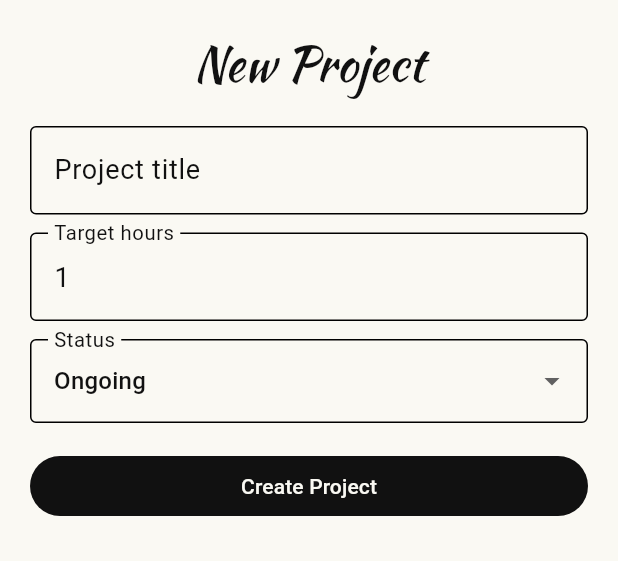
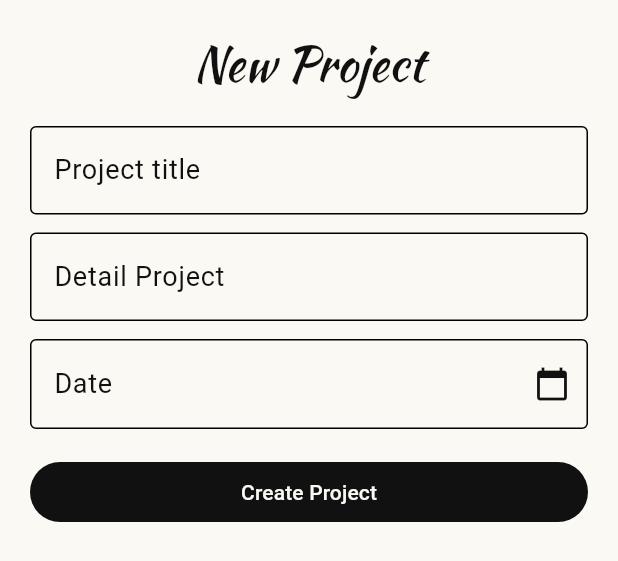
Before and after one commit to NguyenMinhPNT/Zen-Satori, a Flutter app: the _ProjectFormSheet widget shown alone on an empty page, opened directly, after a tap on "Create Project", on a phone screen of 412 x 824 dp. Shown: the top 561 px of the screen. Run offline on Flutter 3.47's test engine with Material 3 defaults, Android fonts, the phone set to English and light mode, and no system bars; our stand-ins replace drift, equatable, flutter_bloc, go_router, shared_preferences; accounts and stored records are empty; generated files the repository leaves out were written again.

Commit message:
update project screen

```diff
--- a/lib/features/home/presentation/home_screen.dart
+++ b/lib/features/home/presentation/home_screen.dart
@@ -85,6 +85,7 @@ class _ProjectSelector extends StatelessWidget {
 
   @override
   Widget build(BuildContext context) {
+    final ongoingProjects = state.ongoingProjects;
     return DecoratedBox(
       decoration: BoxDecoration(
         color: AppTheme.paper.withValues(alpha: 0.82),
@@ -93,7 +94,7 @@ class _ProjectSelector extends StatelessWidget {
       ),
       child: Padding(
         padding: const EdgeInsets.symmetric(horizontal: 12),
-        child: state.projects.isEmpty
+        child: ongoingProjects.isEmpty
             ? const SizedBox(
                 height: 54,
                 child: Align(
@@ -107,7 +108,7 @@ class _ProjectSelector extends StatelessWidget {
                   isExpanded: true,
                   icon: const Icon(Icons.arrow_drop_down),
                   items: [
-                    for (final project in state.projects)
+                    for (final project in ongoingProjects)
                       DropdownMenuItem(
                         value: project.id,
                         child: Text('Current Project: ${project.title}'),
--- a/lib/features/projects/domain/project_status.dart
+++ b/lib/features/projects/domain/project_status.dart
@@ -10,7 +10,9 @@ enum ProjectStatus {
 
   static ProjectStatus fromLabel(String value) {
     return ProjectStatus.values.firstWhere(
-      (status) => status.label == value,
+      (status) =>
+          status.label.toLowerCase() == value.toLowerCase() ||
+          status.name.toLowerCase() == value.toLowerCase(),
       orElse: () => ProjectStatus.ongoing,
     );
   }
--- a/lib/features/projects/presentation/project_cubit.dart
+++ b/lib/features/projects/presentation/project_cubit.dart
@@ -20,13 +20,19 @@ class ProjectState extends Equatable {
   final String query;
   final bool isLoading;
 
+  List<Project> get ongoingProjects {
+    return projects.where((project) {
+      return ProjectStatus.fromLabel(project.status) == ProjectStatus.ongoing;
+    }).toList();
+  }
+
   Project? get selectedProject {
-    for (final project in projects) {
+    for (final project in ongoingProjects) {
       if (project.id == selectedProjectId) {
         return project;
       }
     }
-    return projects.isEmpty ? null : projects.first;
+    return ongoingProjects.isEmpty ? null : ongoingProjects.first;
   }
 
   List<Project> get filteredProjects {
@@ -69,20 +75,34 @@ class ProjectCubit extends Cubit<ProjectState> {
   late final StreamSubscription<List<Project>> _subscription;
 
   void _onProjectsChanged(List<Project> projects) {
-    final selectedExists = projects.any((project) {
+    final ongoingProjects = projects.where((project) {
+      return ProjectStatus.fromLabel(project.status) == ProjectStatus.ongoing;
+    }).toList();
+    final selectedExists = ongoingProjects.any((project) {
       return project.id == state.selectedProjectId;
     });
+    final selectedProjectId = selectedExists
+        ? state.selectedProjectId
+        : ongoingProjects.isEmpty
+        ? null
+        : ongoingProjects.first.id;
     emit(
       state.copyWith(
         projects: projects,
-        selectedProjectId: selectedExists ? state.selectedProjectId : null,
-        clearSelectedProject: !selectedExists,
+        selectedProjectId: selectedProjectId,
+        clearSelectedProject: selectedProjectId == null,
         isLoading: false,
       ),
     );
   }
 
   void selectProject(int projectId) {
+    final isOngoingProject = state.ongoingProjects.any((project) {
+      return project.id == projectId;
+    });
+    if (!isOngoingProject) {
+      return;
+    }
     emit(state.copyWith(selectedProjectId: projectId));
   }
 
@@ -92,13 +112,15 @@ class ProjectCubit extends Cubit<ProjectState> {
 
   Future<void> createProject({
     required String title,
-    required int targetHours,
-    ProjectStatus status = ProjectStatus.ongoing,
+    String? detail,
+    DateTime? startDate,
+    DateTime? deadline,
   }) async {
     final id = await _repository.createProject(
       title: title,
-      targetMinutes: targetHours * 60,
-      status: status,
+      detail: detail,
+      startDate: startDate,
+      deadline: deadline,
     );
     emit(state.copyWith(selectedProjectId: id));
   }
@@ -106,14 +128,18 @@ class ProjectCubit extends Cubit<ProjectState> {
   Future<void> updateProject({
     required int id,
     required String title,
-    required int targetHours,
     required ProjectStatus status,
+    String? detail,
+    DateTime? startDate,
+    DateTime? deadline,
   }) {
     return _repository.updateProject(
       id: id,
       title: title,
-      targetMinutes: targetHours * 60,
       status: status,
+      detail: detail,
+      startDate: startDate,
+      deadline: deadline,
     );
   }
 
--- a/lib/features/projects/presentation/widgets/project_form_sheet.dart
+++ b/lib/features/projects/presentation/widgets/project_form_sheet.dart
@@ -31,7 +31,10 @@ class _ProjectFormSheet extends StatefulWidget {
 
 class _ProjectFormSheetState extends State<_ProjectFormSheet> {
   late final TextEditingController _titleController;
-  late final TextEditingController _hoursController;
+  late final TextEditingController _detailController;
+  late final TextEditingController _dateController;
+  DateTime? _startDate;
+  DateTime? _deadline;
   late ProjectStatus _status;
 
   bool get _isEditing => widget.project != null;
@@ -41,39 +44,82 @@ class _ProjectFormSheetState extends State<_ProjectFormSheet> {
     super.initState();
     final p = widget.project;
     _titleController = TextEditingController(text: p?.title ?? '');
-    _hoursController = TextEditingController(
-      text: p != null ? (p.targetMinutes ~/ 60).toString() : '1',
-    );
+    _detailController = TextEditingController(text: p?.detail ?? '');
+    _startDate = p?.startDate;
+    _deadline = p?.deadline;
     _status = p != null
         ? ProjectStatus.fromLabel(p.status)
         : ProjectStatus.ongoing;
+    _dateController = TextEditingController(
+      text: _formatDateRange(_startDate, _deadline),
+    );
   }
 
   @override
   void dispose() {
     _titleController.dispose();
-    _hoursController.dispose();
+    _detailController.dispose();
+    _dateController.dispose();
     super.dispose();
+  }
+
+  String _formatDate(DateTime date) {
+    final d = date.day.toString().padLeft(2, '0');
+    final m = date.month.toString().padLeft(2, '0');
+    return '$d/$m/${date.year}';
+  }
+
+  String _formatDateRange(DateTime? start, DateTime? end) {
+    if (start != null && end != null) {
+      return '${_formatDate(start)} → ${_formatDate(end)}';
+    }
+    if (start != null) return _formatDate(start);
+    if (end != null) return _formatDate(end);
+    return '';
+  }
+
+  Future<void> _pickDateRange() async {
+    final range = await showDateRangePicker(
+      context: context,
+      firstDate: DateTime(2020),
+      lastDate: DateTime(2030),
+      initialDateRange: _startDate != null && _deadline != null
+          ? DateTimeRange(start: _startDate!, end: _deadline!)
+          : null,
+    );
+    if (range != null) {
+      setState(() {
+        _startDate = range.start;
+        _deadline = range.end;
+        _dateController.text = _formatDateRange(_startDate, _deadline);
+      });
+    }
   }
 
   Future<void> _submit() async {
     final title = _titleController.text.trim();
-    final hours = int.tryParse(_hoursController.text.trim()) ?? 0;
-    if (title.isEmpty || hours <= 0) return;
+    if (title.isEmpty) return;
+
+    final detail = _detailController.text.trim().isEmpty
+        ? null
+        : _detailController.text.trim();
 
     final cubit = context.read<ProjectCubit>();
     if (_isEditing) {
       await cubit.updateProject(
         id: widget.project!.id,
         title: title,
-        targetHours: hours,
         status: _status,
+        detail: detail,
+        startDate: _startDate,
+        deadline: _deadline,
       );
     } else {
       await cubit.createProject(
         title: title,
-        targetHours: hours,
-        status: _status,
+        detail: detail,
+        startDate: _startDate,
+        deadline: _deadline,
       );
     }
     if (mounted) Navigator.of(context).pop();
@@ -135,13 +181,16 @@ class _ProjectFormSheetState extends State<_ProjectFormSheet> {
           ),
           const SizedBox(height: 12),
           TextField(
-            controller: _hoursController,
-            keyboardType: TextInputType.number,
+            controller: _detailController,
+            textInputAction: TextInputAction.newline,
+            maxLines: 3,
+            minLines: 1,
             decoration: const InputDecoration(
-              labelText: 'Target hours',
+              labelText: 'Detail Project',
               border: OutlineInputBorder(),
             ),
           ),
+          if (_isEditing) ...[
             const SizedBox(height: 12),
             DropdownButtonFormField<ProjectStatus>(
               initialValue: _status,
@@ -149,13 +198,40 @@ class _ProjectFormSheetState extends State<_ProjectFormSheet> {
                 labelText: 'Status',
                 border: OutlineInputBorder(),
               ),
-            items: [
-              for (final status in ProjectStatus.values)
-                DropdownMenuItem(value: status, child: Text(status.label)),
+              items: ProjectStatus.values.map((status) {
+                return DropdownMenuItem<ProjectStatus>(
+                  value: status,
+                  child: Text(status.label),
+                );
+              }).toList(),
+              onChanged: (value) {
+                if (value == null) return;
+                setState(() {
+                  _status = value;
+                });
+              },
+            ),
           ],
-            onChanged: (value) {
-              if (value != null) setState(() => _status = value);
-            },
+          const SizedBox(height: 12),
+          TextField(
+            controller: _dateController,
+            readOnly: true,
+            onTap: _pickDateRange,
+            decoration: InputDecoration(
+              labelText: 'Date',
+              border: const OutlineInputBorder(),
+              hintText: 'Start date → Deadline',
+              suffixIcon: _startDate != null || _deadline != null
+                  ? IconButton(
+                      icon: const Icon(Icons.clear),
+                      onPressed: () => setState(() {
+                        _startDate = null;
+                        _deadline = null;
+                        _dateController.clear();
+                      }),
+                    )
+                  : const Icon(Icons.calendar_today),
+            ),
           ),
           const SizedBox(height: 18),
           FilledButton(
```
Also changed, not shown: lib/core/database/app_database.dart (+35 -3 lines), lib/features/projects/domain/project_repository.dart (+25 -16 lines), lib/features/projects/presentation/projects_screen.dart (+39 -3 lines), lib/features/splash/presentation/splash_screen.dart (+29 -6 lines), lib/core/database/app_database.g.dart. Lines whose indentation alone changed are shown as unchanged.
